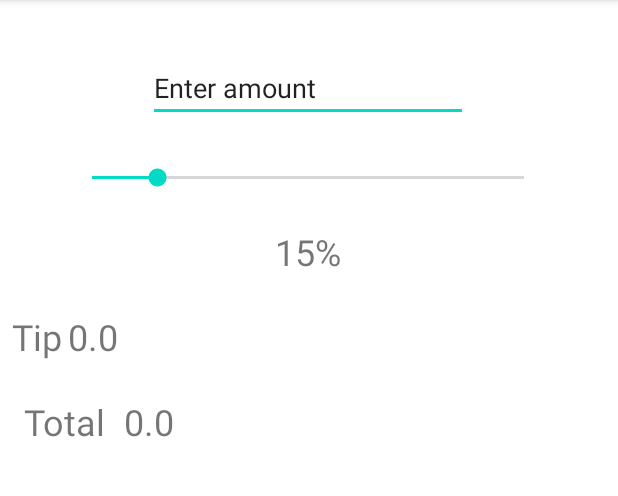
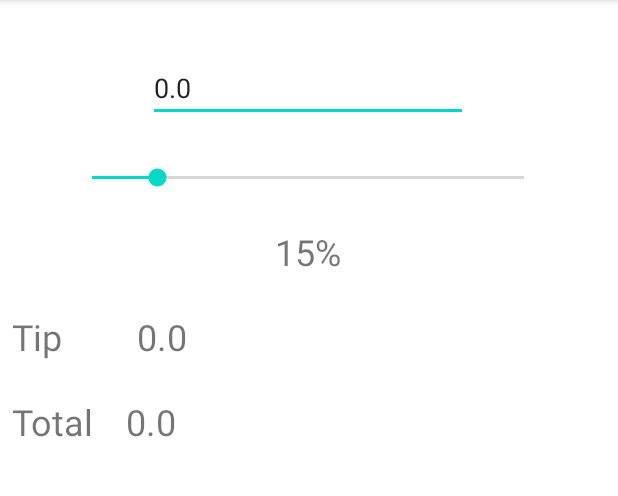
Before and after one commit to bekishevaleria/TipCalc, an Android app: the screen it shows after launch (CalcActivity), on a phone screen of 412 x 824 dp, the part 84-580 px from its top. Run offline under Robolectric (Android 15) with nearby library versions, the phone set to English and light mode, and no system bars.

Commit message:
Изменила текст в input, тк слушатель парсил слово и падал, подправила форму

```diff
--- a/app/src/main/res/layout/calc_activity.xml
+++ b/app/src/main/res/layout/calc_activity.xml
@@ -45,11 +45,10 @@
         android:id="@+id/tv_label_total"
         android:layout_width="wrap_content"
         android:layout_height="wrap_content"
+        android:layout_marginStart="8dp"
         android:layout_marginTop="24dp"
         android:text="@string/total"
         android:textSize="24sp"
-        app:layout_constraintEnd_toStartOf="@+id/tv_tip"
-        app:layout_constraintHorizontal_bias="0.571"
         app:layout_constraintStart_toStartOf="parent"
         app:layout_constraintTop_toBottomOf="@+id/tv_total" />
 
@@ -60,18 +59,16 @@
         android:layout_marginTop="24dp"
         android:textSize="24sp"
         app:layout_constraintEnd_toEndOf="parent"
-        app:layout_constraintHorizontal_bias="0.492"
         app:layout_constraintStart_toStartOf="parent"
         app:layout_constraintTop_toBottomOf="@+id/tv_total" />
 
     <TextView
         android:id="@+id/tv_total"
-        android:layout_width="328dp"
+        android:layout_width="230dp"
         android:layout_height="wrap_content"
         android:layout_marginTop="24dp"
         android:textSize="24sp"
         app:layout_constraintEnd_toEndOf="parent"
-        app:layout_constraintHorizontal_bias="0.542"
         app:layout_constraintStart_toStartOf="parent"
         app:layout_constraintTop_toBottomOf="@+id/tv_percent" />
 
@@ -83,7 +80,7 @@
         android:autofillHints="@string/hint_edit_box"
         android:ems="10"
         android:inputType="textPersonName"
-        android:text="@string/text_edit_box"
+        android:text="0.0"
         app:layout_constraintEnd_toEndOf="parent"
         app:layout_constraintHorizontal_bias="0.497"
         app:layout_constraintStart_toStartOf="parent"
```
